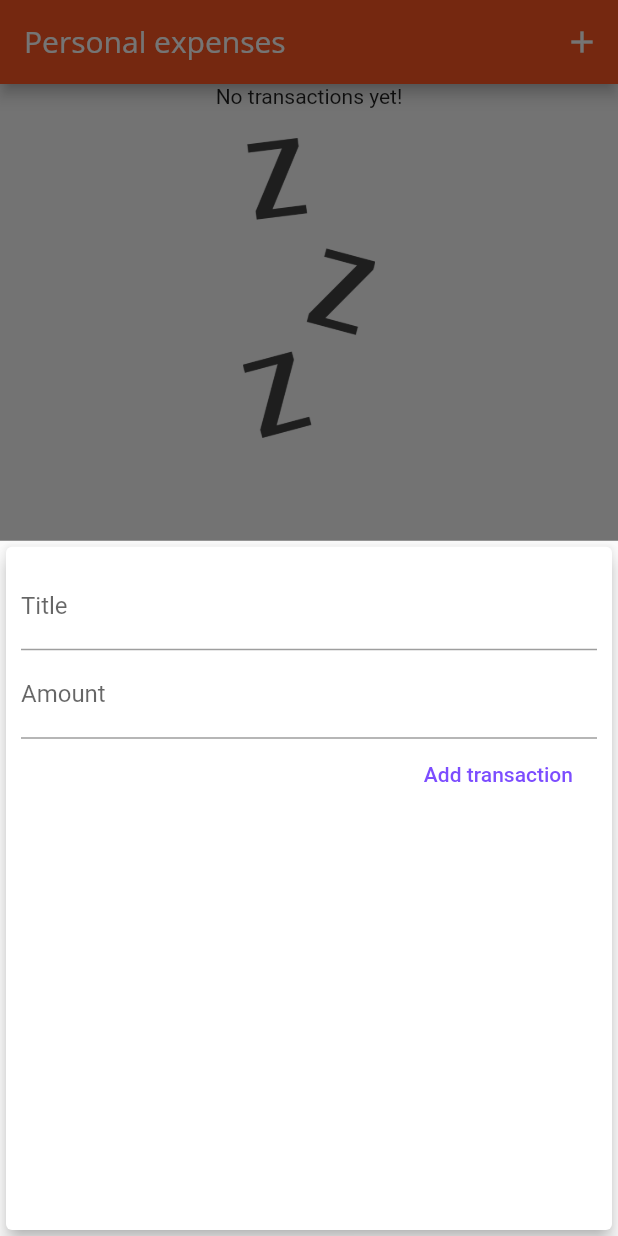
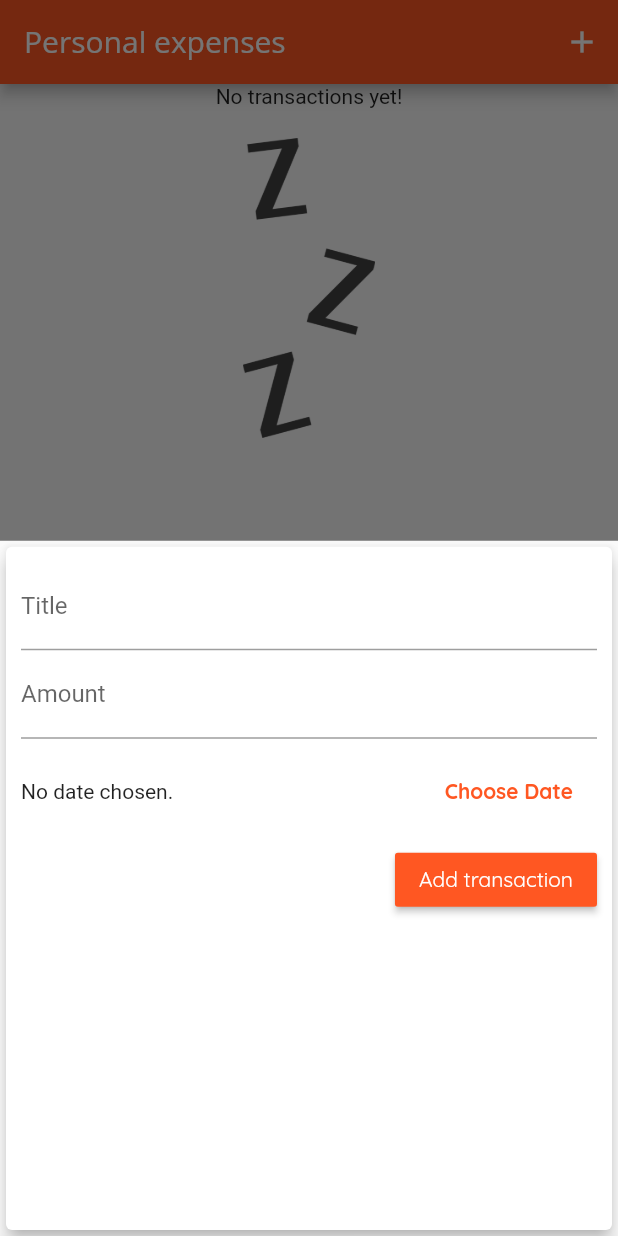
Before and after one commit to Haugen/flutter, a Flutter app: the screen it shows after launch, after a tap on the "add" icon, on a phone screen of 412 x 824 dp. Run offline on Flutter 3.47's test engine with Material 2 defaults, Android fonts, the phone set to English and light mode, and no system bars.

Commit message:
Added a datepicker to the add transaction form.

```diff
--- a/expenses/lib/main.dart
+++ b/expenses/lib/main.dart
@@ -24,6 +24,7 @@ class MyApp extends StatelessWidget {
                 fontWeight: FontWeight.bold,
                 fontSize: 16,
               ),
+              button: TextStyle(color: Colors.white),
             ),
         appBarTheme: AppBarTheme(
           textTheme: ThemeData.light().textTheme.copyWith(
@@ -69,11 +70,15 @@ class _MyHomePageState extends State<MyHomePage> {
     }).toList();
   }
 
-  void _addNewTransaction(String txTitle, double txAmount) {
+  void _addNewTransaction(
+    String txTitle,
+    double txAmount,
+    DateTime chosenDate,
+  ) {
     final newTx = Transaction(
       title: txTitle,
       amount: txAmount,
-      date: DateTime.now(),
+      date: chosenDate,
       id: DateTime.now().toString(),
     );
 
--- a/expenses/lib/widgets/chart.dart
+++ b/expenses/lib/widgets/chart.dart
@@ -10,7 +10,7 @@ class Chart extends StatelessWidget {
   Chart(this.recentTransactions);
 
   List<Map<String, Object>> get groupedTransactionValues {
-    return List.generate(7, (index) {
+    List chartData = List.generate(7, (index) {
       final weekDay = DateTime.now().subtract(
         Duration(days: index),
       );
@@ -28,7 +28,9 @@ class Chart extends StatelessWidget {
         'day': DateFormat.E().format(weekDay).substring(0, 1),
         'amount': totalSum,
       };
-    });
+    }).reversed.toList();
+
+    return chartData;
   }
 
   double get totalSpending {
--- a/expenses/lib/widgets/new_transaction.dart
+++ b/expenses/lib/widgets/new_transaction.dart
@@ -1,4 +1,6 @@
 import 'package:flutter/material.dart';
+
+import 'package:intl/intl.dart';
 
 class NewTransaction extends StatefulWidget {
   final Function addNewTransaction;
@@ -10,20 +12,35 @@ class NewTransaction extends StatefulWidget {
 }
 
 class _NewTransactionState extends State<NewTransaction> {
-  final titleController = TextEditingController();
-  final amountController = TextEditingController();
+  final _titleController = TextEditingController();
+  final _amountController = TextEditingController();
+  DateTime _selectedDate;
 
-  void submitData() {
-    final enteredTitle = titleController.text;
-    final enteredAmount = double.parse(amountController.text);
+  void _submitData() {
+    final enteredTitle = _titleController.text;
+    final enteredAmount = double.parse(_amountController.text);
 
-    if (enteredTitle.isEmpty || enteredAmount <= 0) {
+    if (enteredTitle.isEmpty || enteredAmount <= 0 || _selectedDate == null) {
       return;
     }
 
-    widget.addNewTransaction(enteredTitle, enteredAmount);
+    widget.addNewTransaction(enteredTitle, enteredAmount, _selectedDate);
 
     Navigator.of(context).pop();
+  }
+
+  void _presentDatePicker() {
+    showDatePicker(
+      context: context,
+      initialDate: _selectedDate != null ? _selectedDate : DateTime.now(),
+      firstDate: DateTime(2019),
+      lastDate: DateTime.now(),
+    ).then((pickedDate) {
+      if (pickedDate == null) return;
+      setState(() {
+        _selectedDate = pickedDate;
+      });
+    });
   }
 
   @override
@@ -37,19 +54,41 @@ class _NewTransactionState extends State<NewTransaction> {
           children: <Widget>[
             TextField(
               decoration: InputDecoration(labelText: 'Title'),
-              controller: titleController,
-              onSubmitted: (_) => submitData(),
+              controller: _titleController,
+              onSubmitted: (_) => _submitData(),
             ),
             TextField(
               decoration: InputDecoration(labelText: 'Amount'),
-              controller: amountController,
+              controller: _amountController,
               keyboardType: TextInputType.numberWithOptions(decimal: true),
-              onSubmitted: (_) => submitData(),
+              onSubmitted: (_) => _submitData(),
             ),
-            FlatButton(
+            Container(
+              height: 70,
+              child: Row(
+                mainAxisAlignment: MainAxisAlignment.spaceBetween,
+                children: <Widget>[
+                  Text(
+                    _selectedDate == null
+                        ? 'No date chosen.'
+                        : 'Picked Date: ${DateFormat.yMMMd().format(_selectedDate)}',
+                  ),
+                  FlatButton(
+                    textColor: Theme.of(context).primaryColor,
+                    child: Text(
+                      'Choose Date',
+                      style: TextStyle(fontWeight: FontWeight.bold),
+                    ),
+                    onPressed: _presentDatePicker,
+                  ),
+                ],
+              ),
+            ),
+            RaisedButton(
               child: Text('Add transaction'),
-              textColor: Colors.deepPurpleAccent,
-              onPressed: submitData,
+              color: Theme.of(context).primaryColor,
+              textColor: Theme.of(context).textTheme.button.color,
+              onPressed: _submitData,
             )
           ],
         ),
```
Also changed, not shown: expenses/lib/widgets/chart_bar.dart (+5 -2 lines).
